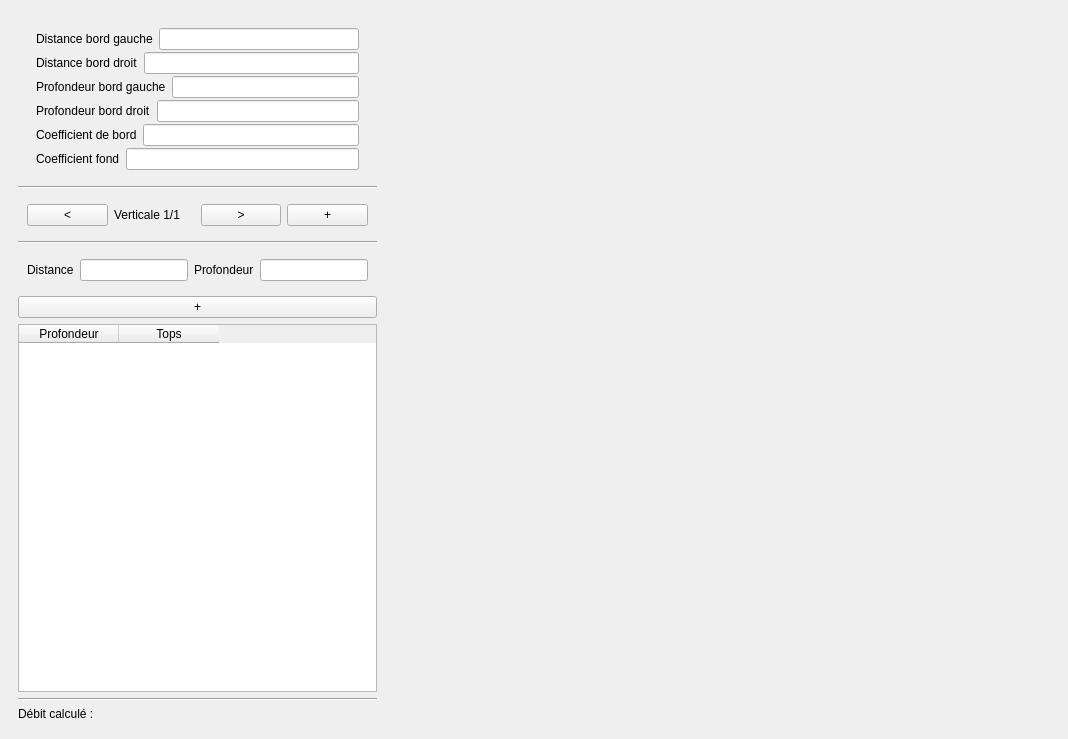
This is mainwindow.ui in vincentheynderickx/depjau-v2 as Qt 5 draws it before an edit. The edited form follows.
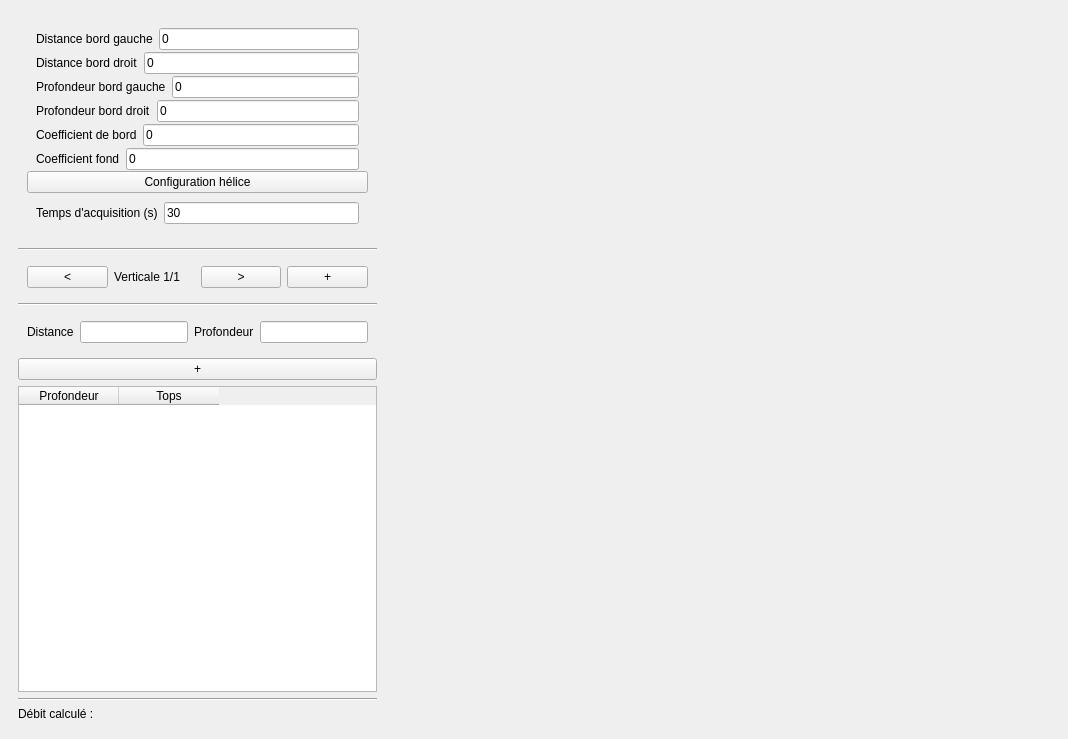
This is the edited form. Custom widgets are drawn as their Qt base class.

Commit message: Ajout du paramétrage hélice (pas fini)

Patch:
```diff
--- a/mainwindow.ui
+++ b/mainwindow.ui
@@ -68,7 +68,11 @@
               </widget>
              </item>
              <item>
-              <widget class="QLineEdit" name="input_dbgauche"/>
+              <widget class="QLineEdit" name="input_dbgauche">
+               <property name="text">
+                <string>0</string>
+               </property>
+              </widget>
              </item>
             </layout>
            </widget>
@@ -90,7 +94,11 @@
               </widget>
              </item>
              <item>
-              <widget class="QLineEdit" name="input_dbdroit"/>
+              <widget class="QLineEdit" name="input_dbdroit">
+               <property name="text">
+                <string>0</string>
+               </property>
+              </widget>
              </item>
             </layout>
            </widget>
@@ -112,7 +120,11 @@
               </widget>
              </item>
              <item>
-              <widget class="QLineEdit" name="input_pbgauche"/>
+              <widget class="QLineEdit" name="input_pbgauche">
+               <property name="text">
+                <string>0</string>
+               </property>
+              </widget>
              </item>
             </layout>
            </widget>
@@ -134,7 +146,11 @@
               </widget>
              </item>
              <item>
-              <widget class="QLineEdit" name="input_pbdroit"/>
+              <widget class="QLineEdit" name="input_pbdroit">
+               <property name="text">
+                <string>0</string>
+               </property>
+              </widget>
              </item>
             </layout>
            </widget>
@@ -156,7 +172,11 @@
               </widget>
              </item>
              <item>
-              <widget class="QLineEdit" name="input_coeff_bord"/>
+              <widget class="QLineEdit" name="input_coeff_bord">
+               <property name="text">
+                <string>0</string>
+               </property>
+              </widget>
              </item>
             </layout>
            </widget>
@@ -178,7 +198,38 @@
               </widget>
              </item>
              <item>
-              <widget class="QLineEdit" name="input_coeff_fond"/>
+              <widget class="QLineEdit" name="input_coeff_fond">
+               <property name="text">
+                <string>0</string>
+               </property>
+              </widget>
+             </item>
+            </layout>
+           </widget>
+          </item>
+          <item>
+           <widget class="QPushButton" name="configHelice">
+            <property name="text">
+             <string>Configuration hélice</string>
+            </property>
+           </widget>
+          </item>
+          <item>
+           <widget class="QWidget" name="temps_acquisition" native="true">
+            <layout class="QHBoxLayout" name="horizontalLayout_10">
+             <item>
+              <widget class="QLabel" name="label_7">
+               <property name="text">
+                <string>Temps d'acquisition (s)</string>
+               </property>
+              </widget>
+             </item>
+             <item>
+              <widget class="QLineEdit" name="input_temps_acq">
+               <property name="text">
+                <string>30</string>
+               </property>
+              </widget>
              </item>
             </layout>
            </widget>
```
The commit also changes 5 other files.
